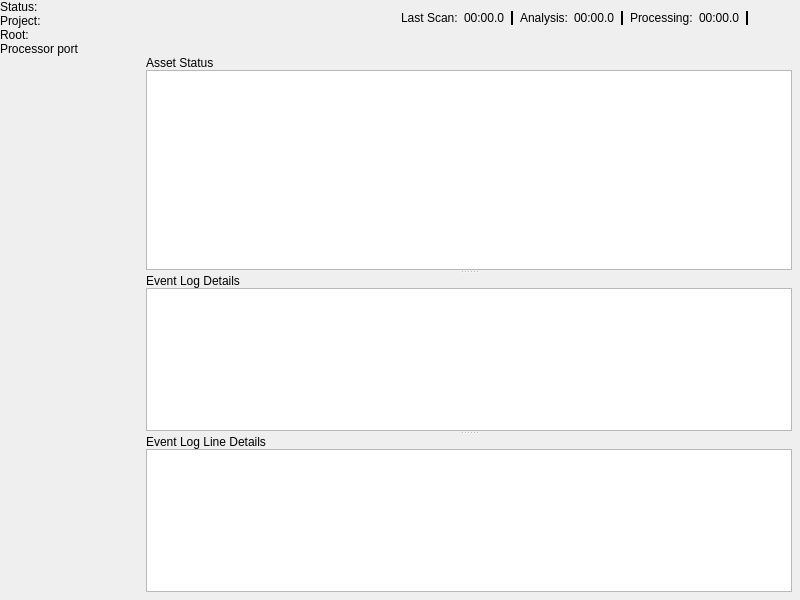
The window that Code/Tools/AssetProcessor/native/ui/MainWindow.ui (o3de/o3de) describes before a commit, drawn with Qt 5.
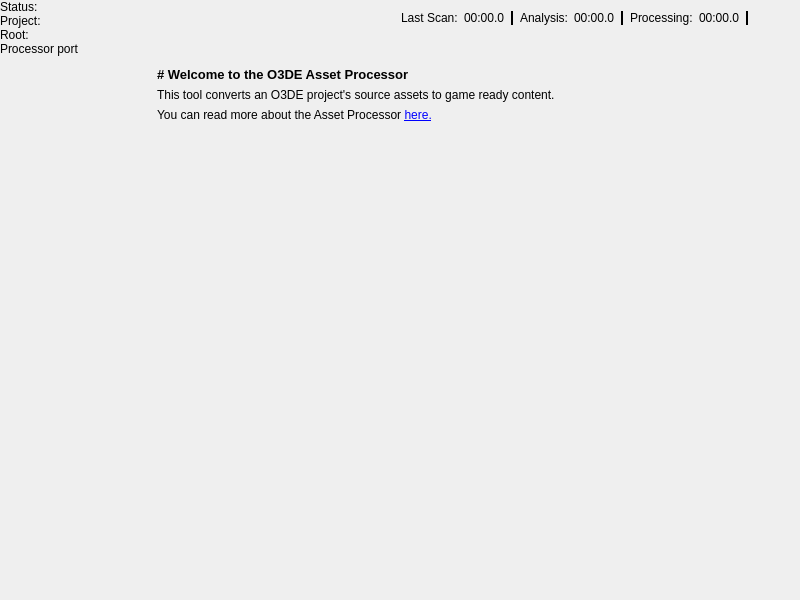
The same window after the commit. Icons and pictures are not drawn. Custom widgets are drawn as their Qt base class.

Commit message: Added a simple welcome screen to the Asset Processor, to make it easier to onboard to this tool.

```diff
--- a/Code/Tools/AssetProcessor/native/ui/MainWindow.ui
+++ b/Code/Tools/AssetProcessor/native/ui/MainWindow.ui
@@ -337,7 +337,61 @@
         <property name="currentIndex">
          <number>0</number>
         </property>
-        <widget class="QSplitter" name="jobDialogSplitter">
+         <widget class="QWidget" name="WelcomePage">
+           <layout class="QVBoxLayout" name="WelcomeVerticalLayout">
+             <item>
+              <widget class="QLabel" name="welcomeScreenTitle">
+               <property name="font">
+                <font>
+                 <pointsize>10</pointsize>
+                 <weight>75</weight>
+                 <bold>true</bold>
+                </font>
+               </property>
+               <property name="text">
+                <string># Welcome to the O3DE Asset Processor</string>
+               </property>
+               <property name="textFormat">
+                <enum>Qt::MarkdownText</enum>
+               </property>
+              </widget>
+             </item>
+             <item>
+               <widget class="QLabel" name="WelcomeDescriptionLabel">
+                 <property name="text">
+                   <string>This tool converts an O3DE project's source assets to game ready content.</string>
+                 </property>
+               </widget>
+             </item>
+             <item>
+               <widget class="QLabel" name="WelcomeDescriptionLabel">
+                 <property name="text">
+                   <string>You can read more about the Asset Processor &lt;a href=&quot;https://www.o3de.org/docs/user-guide/assets/asset-processor/&quot;&gt;here.&lt;/a&gt;</string>
+                 </property>
+                 <property name="openExternalLinks">
+                   <bool>true</bool>
+                 </property>
+                 <property name="textInteractionFlags">
+                   <set>Qt::LinksAccessibleByKeyboard|Qt::LinksAccessibleByMouse</set>
+                 </property>
+               </widget>
+             </item>
+             <item>
+               <spacer name="welcomeScreenVerticalSpacer">
+                 <property name="orientation">
+                   <enum>Qt::Vertical</enum>
+                 </property>
+                 <property name="sizeHint" stdset="0">
+                   <size>
+                     <width>16</width>
+                     <height>40</height>
+                   </size>
+                 </property>
+               </spacer>
+             </item>
+           </layout>
+         </widget>
+         <widget class="QSplitter" name="jobDialogSplitter">
          <property name="orientation">
           <enum>Qt::Vertical</enum>
          </property>
```
The commit also changes 2 other files.
